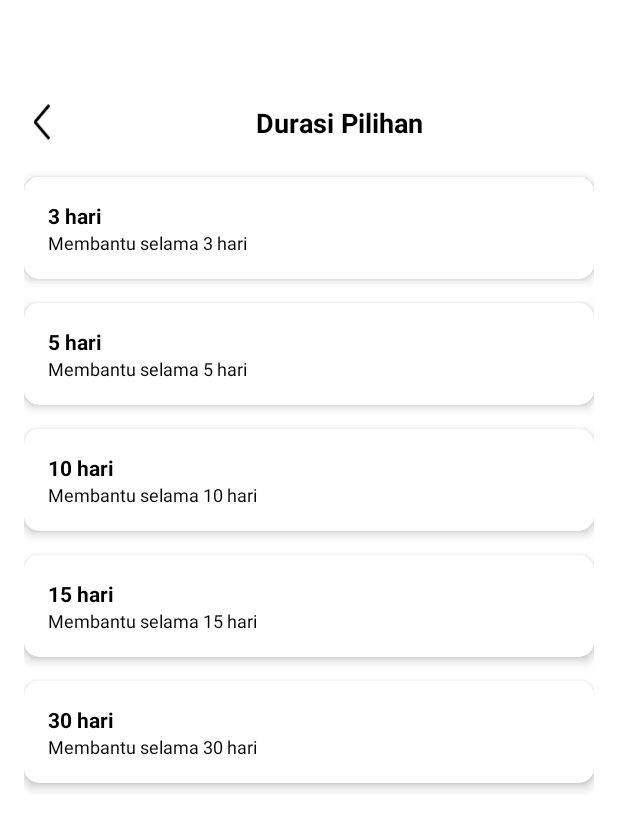
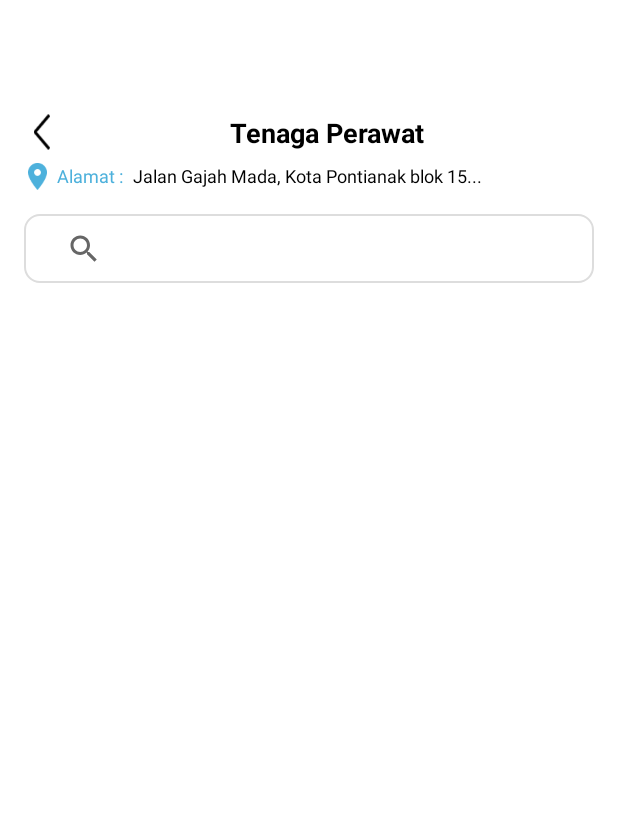
Before and after one commit to Then1ck/OmahCare, an Android app: the CaregiverDurationActivity screen opened directly, with no data from a screen before it, after a tap on "3 hari", on a phone screen of 412 x 824 dp. Shown: the top 830 px of the screen. Run offline under Robolectric (Android 15) with nearby library versions, the phone set to English and light mode, and no system bars; our stand-ins replace Firebase (no records; nobody signed in at launch, a user with empty details on screens opened directly); pictures from the network do not load.

Commit message:
Caregiver 65%

```diff
--- a/app/src/main/AndroidManifest.xml
+++ b/app/src/main/AndroidManifest.xml
@@ -48,6 +48,9 @@
         <activity
             android:name=".main_func.caregiver.CaregiverDurationActivity"
             android:exported="true"/>
+        <activity
+            android:name=".main_func.caregiver.CaregiverSelectActivity"
+            android:exported="true"/>
     </application>
 
 </manifest>
--- a/app/src/main/java/com/example/myapplication/main_func/caregiver/CaregiverDurationActivity.java
+++ b/app/src/main/java/com/example/myapplication/main_func/caregiver/CaregiverDurationActivity.java
@@ -2,8 +2,6 @@ package com.example.myapplication.main_func.caregiver;
 
 import android.content.Intent;
 import android.os.Bundle;
-import android.view.View;
-//import android.widget.CardView;
 import android.widget.ImageView;
 import android.widget.Toast;
 
@@ -17,7 +15,7 @@ public class CaregiverDurationActivity extends AppCompatActivity {
     private ImageView btnBack;
     private CardView card3Hari, card5Hari, card10Hari, card15Hari, card30Hari;
 
-    // Optional: store passed data
+    // Data received from previous screen
     private String lansiaId, name, age, gender, religion, relation, complaint;
 
     @Override
@@ -33,7 +31,7 @@ public class CaregiverDurationActivity extends AppCompatActivity {
         card15Hari = findViewById(R.id.card_15hari);
         card30Hari = findViewById(R.id.card_30hari);
 
-        // Receive data from CaregiverActivity
+        // Receive data from previous activity
         Intent intent = getIntent();
         if (intent != null) {
             lansiaId = intent.getStringExtra("lansiaId");
@@ -45,10 +43,10 @@ public class CaregiverDurationActivity extends AppCompatActivity {
             complaint = intent.getStringExtra("complaint");
         }
 
-        // Back button → finish
+        // Back button
         btnBack.setOnClickListener(v -> onBackPressed());
 
-        // Handle duration selections
+        // Handle duration card selections
         card3Hari.setOnClickListener(v -> handleDurationSelection(3));
         card5Hari.setOnClickListener(v -> handleDurationSelection(5));
         card10Hari.setOnClickListener(v -> handleDurationSelection(10));
@@ -57,13 +55,10 @@ public class CaregiverDurationActivity extends AppCompatActivity {
     }
 
     private void handleDurationSelection(int days) {
-        // For now, show a Toast confirmation
         Toast.makeText(this, "Durasi dipilih: " + days + " hari", Toast.LENGTH_SHORT).show();
 
-        // ✅ If you have a next screen (e.g., confirmation or caregiver matching),
-        // you can start it like this:
-        /*
-        Intent nextIntent = new Intent(this, NextActivity.class);
+        // ✅ Go to CaregiverSelectActivity, send all data
+        Intent nextIntent = new Intent(this, CaregiverSelectActivity.class);
         nextIntent.putExtra("lansiaId", lansiaId);
         nextIntent.putExtra("name", name);
         nextIntent.putExtra("age", age);
@@ -73,6 +68,5 @@ public class CaregiverDurationActivity extends AppCompatActivity {
         nextIntent.putExtra("complaint", complaint);
         nextIntent.putExtra("durationDays", days);
         startActivity(nextIntent);
-        */
     }
 }
--- /dev/null
+++ b/app/src/main/java/com/example/myapplication/main_func/caregiver/CaregiverSelectActivity.java
@@ -0,0 +1,144 @@
+package com.example.myapplication.main_func.caregiver;
+
+import android.content.Intent;
+import android.os.Bundle;
+import android.util.Log;
+import android.widget.ImageView;
+import android.widget.Toast;
+import androidx.annotation.NonNull;
+import androidx.appcompat.app.AppCompatActivity;
+import androidx.appcompat.widget.SearchView;
+import androidx.recyclerview.widget.LinearLayoutManager;
+import androidx.recyclerview.widget.RecyclerView;
+
+import com.example.myapplication.R;
+import com.google.firebase.database.DataSnapshot;
+import com.google.firebase.database.DatabaseError;
+import com.google.firebase.database.DatabaseReference;
+import com.google.firebase.database.FirebaseDatabase;
+import com.google.firebase.database.ValueEventListener;
+
+import java.util.ArrayList;
+import java.util.List;
+
+public class CaregiverSelectActivity extends AppCompatActivity {
+
+    private RecyclerView caregiverRecyclerView;
+    private CaregiverSelectAdapter caregiverAdapter;
+    private List<CaregiverModel> caregiverList;
+    private List<CaregiverModel> filteredList;
+
+    private DatabaseReference caregiverRef;
+    private SearchView searchView;
+
+    private ImageView btnBack;
+
+    @Override
+    protected void onCreate(Bundle savedInstanceState) {
+        super.onCreate(savedInstanceState);
+        setContentView(R.layout.activity_caregiver_select);
+
+        // 🔹 Receive data (optional for next steps)
+        Intent intent = getIntent();
+        String lansiaId = null, name = null, age = null, gender = null,
+                religion = null, relation = null, complaint = null;
+        int durationDays = 0;
+
+        if (intent != null) {
+            lansiaId = intent.getStringExtra("lansiaId");
+            name = intent.getStringExtra("name");
+            age = intent.getStringExtra("age");
+            gender = intent.getStringExtra("gender");
+            religion = intent.getStringExtra("religion");
+            relation = intent.getStringExtra("relation");
+            complaint = intent.getStringExtra("complaint");
+            durationDays = intent.getIntExtra("durationDays", 0);
+        }
+
+        btnBack = findViewById(R.id.backIcon);
+
+        btnBack.setOnClickListener(v -> finish());
+
+        // 🔹 Setup RecyclerView
+        caregiverRecyclerView = findViewById(R.id.caregiverRecyclerView);
+        caregiverRecyclerView.setLayoutManager(new LinearLayoutManager(this));
+        caregiverRecyclerView.setHasFixedSize(true);
+
+        // 🔹 Initialize lists and adapter
+        caregiverList = new ArrayList<>();
+        filteredList = new ArrayList<>();
+        caregiverAdapter = new CaregiverSelectAdapter(this, filteredList);
+        caregiverRecyclerView.setAdapter(caregiverAdapter);
+
+        // 🔹 Firebase reference
+        caregiverRef = FirebaseDatabase.getInstance().getReference("caregiver");
+
+        // 🔹 Load caregivers
+        loadCaregiversFromFirebase();
+
+        // 🔹 SearchView setup
+        searchView = findViewById(R.id.searchBar);
+        setupSearch();
+    }
+
+    private void loadCaregiversFromFirebase() {
+        caregiverRef.addValueEventListener(new ValueEventListener() {
+            @Override
+            public void onDataChange(@NonNull DataSnapshot snapshot) {
+                caregiverList.clear();
+                filteredList.clear();
+
+                for (DataSnapshot data : snapshot.getChildren()) {
+                    CaregiverModel caregiver = data.getValue(CaregiverModel.class);
+                    if (caregiver != null) {
+                        caregiverList.add(caregiver);
+                    }
+                }
+
+                // Initially display all caregivers
+                filteredList.addAll(caregiverList);
+                caregiverAdapter.notifyDataSetChanged();
+            }
+
+            @Override
+            public void onCancelled(@NonNull DatabaseError error) {
+                Log.e("FirebaseError", "Failed to load caregivers: " + error.getMessage());
+                Toast.makeText(CaregiverSelectActivity.this, "Gagal memuat data.", Toast.LENGTH_SHORT).show();
+            }
+        });
+    }
+
+    private void setupSearch() {
+        searchView.setOnQueryTextListener(new SearchView.OnQueryTextListener() {
+            @Override
+            public boolean onQueryTextSubmit(String query) {
+                filterCaregivers(query);
+                return false;
+            }
+
+            @Override
+            public boolean onQueryTextChange(String newText) {
+                filterCaregivers(newText);
+                return false;
+            }
+        });
+    }
+
+    private void filterCaregivers(String text) {
+        filteredList.clear();
+        if (text == null || text.trim().isEmpty()) {
+            filteredList.addAll(caregiverList);
+        } else {
+            String query = text.toLowerCase();
+            for (CaregiverModel caregiver : caregiverList) {
+                if (caregiver.getName().toLowerCase().contains(query)
+                        || String.valueOf(caregiver.getExp()).toLowerCase().contains(query)
+                        || String.valueOf(caregiver.getDist()).toLowerCase().contains(query)
+                        || String.valueOf(caregiver.getCost()).toLowerCase().contains(query)) {
+                    filteredList.add(caregiver);
+                }
+            }
+        }
+        caregiverAdapter.notifyDataSetChanged();
+    }
+}
--- /dev/null
+++ b/app/src/main/java/com/example/myapplication/main_func/caregiver/CaregiverSelectAdapter.java
@@ -0,0 +1,74 @@
+package com.example.myapplication.main_func.caregiver;
+
+import android.content.Context;
+import android.view.LayoutInflater;
+import android.view.View;
+import android.view.ViewGroup;
+import android.widget.Button;
+import android.widget.ImageView;
+import android.widget.TextView;
+
+import androidx.annotation.NonNull;
+import androidx.recyclerview.widget.RecyclerView;
+
+import com.bumptech.glide.Glide;
+import com.example.myapplication.R;
+
+import java.text.DecimalFormat;
+import java.util.List;
+
+public class CaregiverSelectAdapter extends RecyclerView.Adapter<CaregiverSelectAdapter.ViewHolder> {
+
+    private Context context;
+    private List<CaregiverModel> caregiverList;
+    private DecimalFormat priceFormat = new DecimalFormat("#,###");
+
+    public CaregiverSelectAdapter(Context context, List<CaregiverModel> caregiverList) {
+        this.context = context;
+        this.caregiverList = caregiverList;
+    }
+
+    @NonNull
+    @Override
+    public ViewHolder onCreateViewHolder(@NonNull ViewGroup parent, int viewType) {
+        View view = LayoutInflater.from(context).inflate(R.layout.item_caregiver, parent, false);
+        return new ViewHolder(view);
+    }
+
+    @Override
+    public void onBindViewHolder(@NonNull ViewHolder holder, int position) {
+        CaregiverModel caregiver = caregiverList.get(position);
+
+        holder.textName.setText(caregiver.getName());
+        holder.textExperience.setText((int) caregiver.getExp() + " tahun pengalaman");
+        holder.textDistance.setText(caregiver.getDist() + " km dari lokasi anda");
+        holder.textPrice.setText("Rp " + priceFormat.format(caregiver.getCost()));
+
+        Glide.with(context)
+                .load(caregiver.getImg())
+                .placeholder(R.drawable.ic_caregiver)
+                .error(R.drawable.ic_caregiver)
+                .into(holder.imageCaregiver);
+    }
+
+    @Override
+    public int getItemCount() {
+        return caregiverList.size();
+    }
+
+    public static class ViewHolder extends RecyclerView.ViewHolder {
+        ImageView imageCaregiver;
+        TextView textName, textExperience, textDistance, textPrice;
+        Button buttonOrder;
+
+        public ViewHolder(@NonNull View itemView) {
+            super(itemView);
+            imageCaregiver = itemView.findViewById(R.id.imageCaregiver);
+            textName = itemView.findViewById(R.id.textName);
+            textExperience = itemView.findViewById(R.id.textExperience);
+            textDistance = itemView.findViewById(R.id.textDistance);
+            textPrice = itemView.findViewById(R.id.textPrice);
+            buttonOrder = itemView.findViewById(R.id.buttonOrder);
+        }
+    }
+}
--- /dev/null
+++ b/app/src/main/res/layout/activity_caregiver_select.xml
@@ -0,0 +1,112 @@
+<?xml version="1.0" encoding="utf-8"?>
+<androidx.constraintlayout.widget.ConstraintLayout
+    xmlns:android="http://schemas.android.com/apk/res/android"
+    xmlns:app="http://schemas.android.com/apk/res-auto"
+    xmlns:tools="http://schemas.android.com/tools"
+    android:layout_width="match_parent"
+    android:layout_height="match_parent"
+    android:background="@color/white"
+    tools:context=".main_func.caregiver.CaregiverSelectActivity"
+    android:layout_marginTop="60dp">
+
+    <!-- Back Icon -->
+    <ImageView
+        android:id="@+id/backIcon"
+        android:layout_width="24dp"
+        android:layout_height="24dp"
+        android:src="@drawable/ic_back"
+        android:contentDescription="Back"
+        app:layout_constraintStart_toStartOf="parent"
+        app:layout_constraintTop_toTopOf="parent"
+        android:layout_marginStart="16dp"
+        android:layout_marginTop="16dp" />
+
+    <!-- Title -->
+    <TextView
+        android:id="@+id/titleText"
+        android:layout_width="wrap_content"
+        android:layout_height="wrap_content"
+        android:text="Tenaga Perawat"
+        android:textSize="18sp"
+        android:textStyle="bold"
+        android:textColor="@color/black"
+        app:layout_constraintTop_toTopOf="parent"
+        app:layout_constraintStart_toEndOf="@id/backIcon"
+        app:layout_constraintEnd_toEndOf="parent"
+        app:layout_constraintHorizontal_bias="0.45"
+        android:layout_marginStart="8dp"
+        android:layout_marginTop="16dp"/>
+
+    <!-- Address Row -->
+    <LinearLayout
+        android:id="@+id/addressRow"
+        android:layout_width="0dp"
+        android:layout_height="wrap_content"
+        android:orientation="horizontal"
+        android:layout_marginTop="8dp"
+        android:layout_marginStart="16dp"
+        android:layout_marginEnd="16dp"
+        app:layout_constraintTop_toBottomOf="@id/titleText"
+        app:layout_constraintStart_toStartOf="parent"
+        app:layout_constraintEnd_toEndOf="parent">
+
+        <ImageView
+            android:layout_width="18dp"
+            android:layout_height="18dp"
+            android:src="@drawable/ic_location"
+            android:tint="@color/blue"
+            android:layout_gravity="center_vertical"/>
+
+        <TextView
+            android:layout_width="wrap_content"
+            android:layout_height="wrap_content"
+            android:text="Alamat : "
+            android:textColor="@color/blue"
+            android:textSize="12sp"
+            android:layout_marginStart="4dp"/>
+
+        <TextView
+            android:id="@+id/addressText"
+            android:layout_width="0dp"
+            android:layout_height="wrap_content"
+            android:text="Jalan Gajah Mada, Kota Pontianak blok 15..."
+            android:textColor="@color/black"
+            android:textSize="12sp"
+            android:ellipsize="end"
+            android:maxLines="1"
+            android:layout_marginStart="4dp"
+            android:layout_weight="1"/>
+    </LinearLayout>
+
+    <!-- Search Bar -->
+    <androidx.appcompat.widget.SearchView
+        android:id="@+id/searchBar"
+        android:layout_width="0dp"
+        android:layout_height="46dp"
+        android:background="@drawable/bg_rounded"
+        android:paddingStart="16dp"
+        android:paddingEnd="16dp"
+        android:orientation="horizontal"
+        android:gravity="center_vertical"
+        android:layout_marginTop="16dp"
+        android:layout_marginStart="16dp"
+        android:layout_marginEnd="16dp"
+        app:layout_constraintTop_toBottomOf="@id/addressRow"
+        app:layout_constraintStart_toStartOf="parent"
+        app:layout_constraintEnd_toEndOf="parent"
+        android:queryHint="Search..."/>
+
+    <!-- RecyclerView -->
+    <androidx.recyclerview.widget.RecyclerView
+        android:id="@+id/caregiverRecyclerView"
+        android:layout_width="0dp"
+        android:layout_height="0dp"
+        android:layout_marginTop="16dp"
+        android:layout_marginBottom="16dp"
+        app:layout_constraintTop_toBottomOf="@id/searchBar"
+        app:layout_constraintBottom_toBottomOf="parent"
+        app:layout_constraintStart_toStartOf="parent"
+        app:layout_constraintEnd_toEndOf="parent"
+        tools:listitem="@layout/item_caregiver" />
+
+</androidx.constraintlayout.widget.ConstraintLayout>
```
Also changed, not shown: app/src/main/java/com/example/myapplication/main_func/caregiver/CaregiverModel.java (added, +32 -0 lines), app/src/main/res/layout/item_caregiver.xml (added, +116 -0 lines), app/src/main/res/drawable/ic_dist.png (added), app/src/main/res/drawable/ic_exp.png (added), app/src/main/res/drawable/ic_location.png (added), app/src/main/res/drawable/ic_search.png (added).
